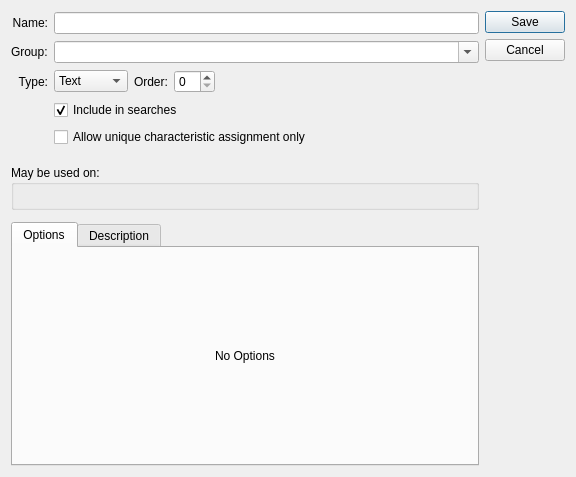
Qt form guiclient/characteristic.ui (Pegasus-RPG/xtuple-client) before a commit.
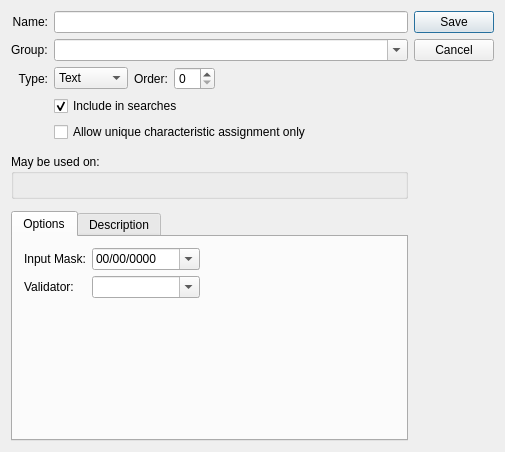
The same form after that commit. The open tabs and pages were chosen to show the change. Custom widgets are drawn as their Qt base class.

Commit message: correct characteristic uiform

The edit to the form file:
```diff
--- a/guiclient/characteristic.ui
+++ b/guiclient/characteristic.ui
@@ -13,8 +13,8 @@
    <rect>
     <x>0</x>
     <y>0</y>
-    <width>576</width>
-    <height>477</height>
+    <width>505</width>
+    <height>452</height>
    </rect>
   </property>
   <property name="windowTitle">
@@ -370,20 +370,6 @@
            </item>
           </layout>
          </widget>
-         <widget class="QWidget" name="_encryptedPage">
-          <layout class="QVBoxLayout" name="verticalLayout_4">
-           <item>
-            <widget class="QLabel" name="label_3">
-             <property name="text">
-              <string>No Options</string>
-             </property>
-             <property name="alignment">
-              <set>Qt::AlignCenter</set>
-             </property>
-            </widget>
-           </item>
-          </layout>
-         </widget>
         </widget>
        </item>
       </layout>
```
Left out of the diff: 22 changed lines with no effect on the pictures.
